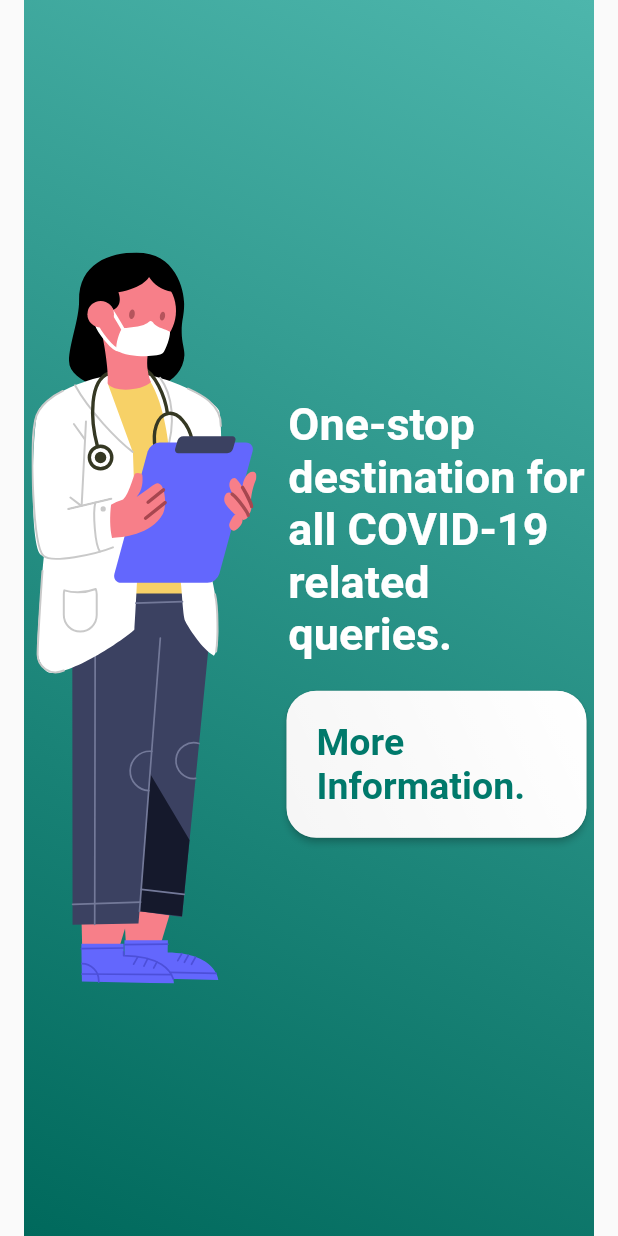
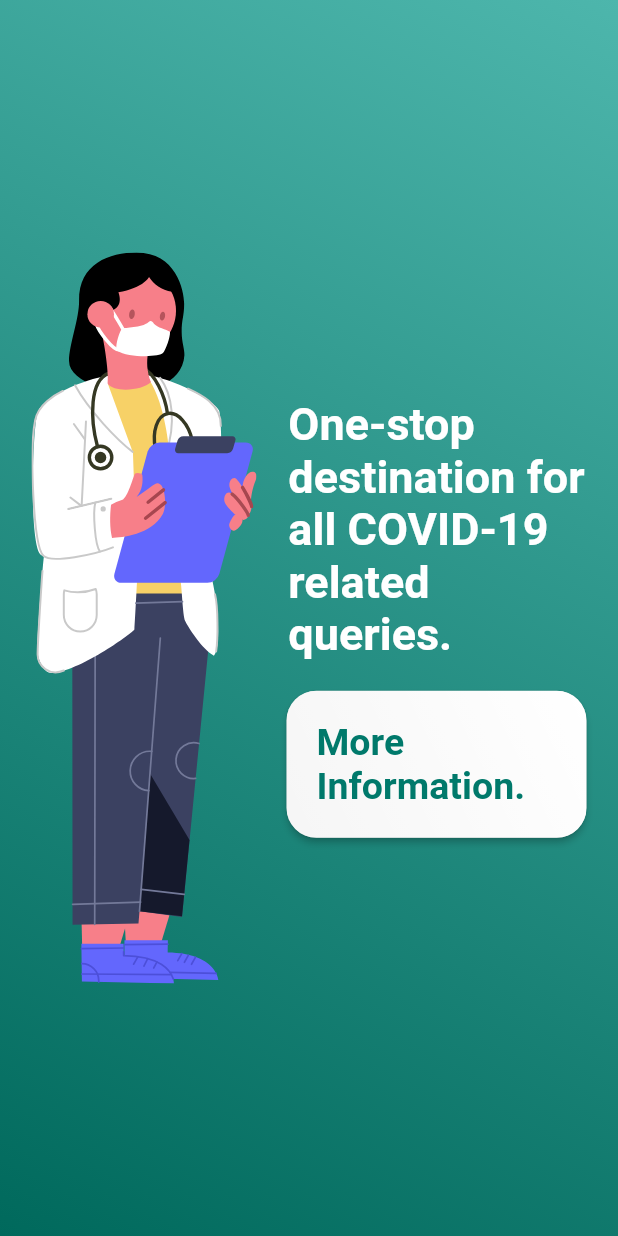
Before and after one commit to lazyp4nd4/COVID-19, a Flutter app: the screen it shows after launch, on a phone screen of 412 x 824 dp. Run offline on Flutter 3.47's test engine with Material 2 defaults, Android fonts, the light colour scheme and no system bars; our stand-ins replace carousel_slider, flutter_spinkit, flutter_svg, flutter_vector_icons; Roboto replaces fonts that are missing (assets/fonts/Poppins/Poppins-Bold.ttf).

Commit message:
updated padding on welcome page

```diff
--- a/lib/welcome_page.dart
+++ b/lib/welcome_page.dart
@@ -11,9 +11,7 @@ class _WelcomePageState extends State<WelcomePage> {
   @override
   Widget build(BuildContext context) {
     return Scaffold(
-      body: Padding(
-        padding: EdgeInsets.symmetric(horizontal: 16),
-        child: Container(
+      body: Container(
         decoration: BoxDecoration(
           gradient: LinearGradient(
               colors: [Colors.teal.shade300, Colors.teal.shade800],
@@ -21,6 +19,8 @@ class _WelcomePageState extends State<WelcomePage> {
               end: Alignment.bottomLeft
           ),
         ),
+        child: Padding(
+          padding: EdgeInsets.symmetric(horizontal: 16.0),
           child: Row(
             mainAxisAlignment: MainAxisAlignment.center,
             crossAxisAlignment: CrossAxisAlignment.center,
```
Lines whose indentation alone changed are shown as unchanged.
